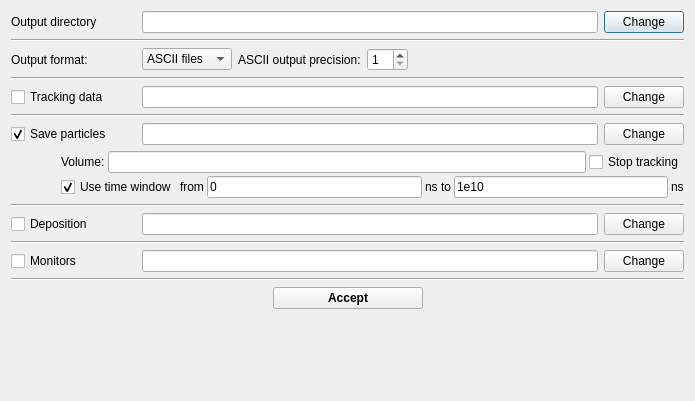
Qt form ants3bundle/src/ants3/gui/particleSim/aparticlesimoutputdialog.ui (andrmor/ANTS3bundle) before a commit.
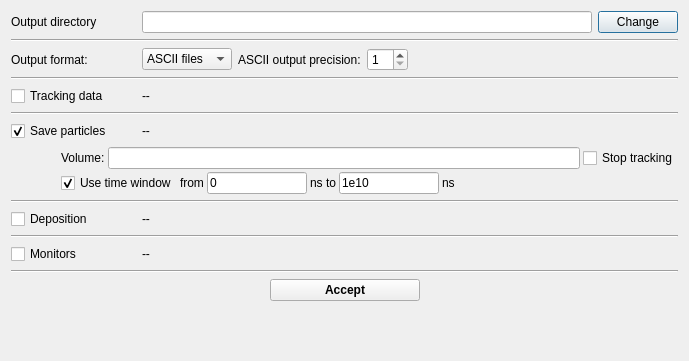
The same form after that commit.

Commit message: refactor particle results handling

The edit to the form file:
```diff
--- a/ants3bundle/src/ants3/gui/particleSim/aparticlesimoutputdialog.ui
+++ b/ants3bundle/src/ants3/gui/particleSim/aparticlesimoutputdialog.ui
@@ -6,8 +6,8 @@
    <rect>
     <x>0</x>
     <y>0</y>
-    <width>695</width>
-    <height>401</height>
+    <width>685</width>
+    <height>361</height>
    </rect>
   </property>
   <property name="windowTitle">
@@ -132,15 +132,25 @@
       </widget>
      </item>
      <item>
-      <widget class="QLineEdit" name="leTracks"/>
-     </item>
-     <item>
-      <widget class="QPushButton" name="pbChangeTracks">
+      <widget class="QLabel" name="labTracks">
        <property name="text">
-        <string>Change</string>
+        <string>--</string>
        </property>
       </widget>
      </item>
+     <item>
+      <spacer name="horizontalSpacer_5">
+       <property name="orientation">
+        <enum>Qt::Horizontal</enum>
+       </property>
+       <property name="sizeHint" stdset="0">
+        <size>
+         <width>40</width>
+         <height>20</height>
+        </size>
+       </property>
+      </spacer>
+     </item>
     </layout>
    </item>
    <item>
@@ -172,15 +182,25 @@
       </widget>
      </item>
      <item>
-      <widget class="QLineEdit" name="leSaveParticles"/>
-     </item>
-     <item>
-      <widget class="QPushButton" name="pbChangeParticles">
+      <widget class="QLabel" name="labSaveParticles">
        <property name="text">
-        <string>Change</string>
+        <string>--</string>
        </property>
       </widget>
      </item>
+     <item>
+      <spacer name="horizontalSpacer_6">
+       <property name="orientation">
+        <enum>Qt::Horizontal</enum>
+       </property>
+       <property name="sizeHint" stdset="0">
+        <size>
+         <width>40</width>
+         <height>20</height>
+        </size>
+       </property>
+      </spacer>
+     </item>
     </layout>
    </item>
    <item>
@@ -261,6 +281,12 @@
         </item>
         <item>
          <widget class="QLineEdit" name="ledTimeFrom">
+          <property name="maximumSize">
+           <size>
+            <width>100</width>
+            <height>16777215</height>
+           </size>
+          </property>
           <property name="text">
            <string>0</string>
           </property>
@@ -275,6 +301,12 @@
         </item>
         <item>
          <widget class="QLineEdit" name="ledTimeTo">
+          <property name="maximumSize">
+           <size>
+            <width>100</width>
+            <height>16777215</height>
+           </size>
+          </property>
           <property name="text">
            <string>1e10</string>
           </property>
@@ -287,6 +319,19 @@
           </property>
          </widget>
         </item>
+        <item>
+         <spacer name="horizontalSpacer_3">
+          <property name="orientation">
+           <enum>Qt::Horizontal</enum>
+          </property>
+          <property name="sizeHint" stdset="0">
+           <size>
+            <width>40</width>
+            <height>20</height>
+           </size>
+          </property>
+         </spacer>
+        </item>
        </layout>
       </item>
      </layout>
@@ -318,15 +363,25 @@
       </widget>
      </item>
      <item>
-      <widget class="QLineEdit" name="leDeposition"/>
-     </item>
-     <item>
-      <widget class="QPushButton" name="pbChangeDeposition">
+      <widget class="QLabel" name="labDeposition">
        <property name="text">
-        <string>Change</string>
+        <string>--</string>
        </property>
       </widget>
      </item>
+     <item>
+      <spacer name="horizontalSpacer_7">
+       <property name="orientation">
+        <enum>Qt::Horizontal</enum>
+       </property>
+       <property name="sizeHint" stdset="0">
+        <size>
+         <width>40</width>
+         <height>20</height>
+        </size>
+       </property>
+      </spacer>
+     </item>
     </layout>
    </item>
    <item>
@@ -355,15 +410,25 @@
       </widget>
      </item>
      <item>
-      <widget class="QLineEdit" name="leMonitors"/>
-     </item>
-     <item>
-      <widget class="QPushButton" name="pbChangeMonitors">
+      <widget class="QLabel" name="labMonitors">
        <property name="text">
-        <string>Change</string>
+        <string>--</string>
        </property>
       </widget>
      </item>
+     <item>
+      <spacer name="horizontalSpacer_8">
+       <property name="orientation">
+        <enum>Qt::Horizontal</enum>
+       </property>
+       <property name="sizeHint" stdset="0">
+        <size>
+         <width>40</width>
+         <height>20</height>
+        </size>
+       </property>
+      </spacer>
+     </item>
     </layout>
    </item>
    <item>
```
The commit also changes 8 other files.
